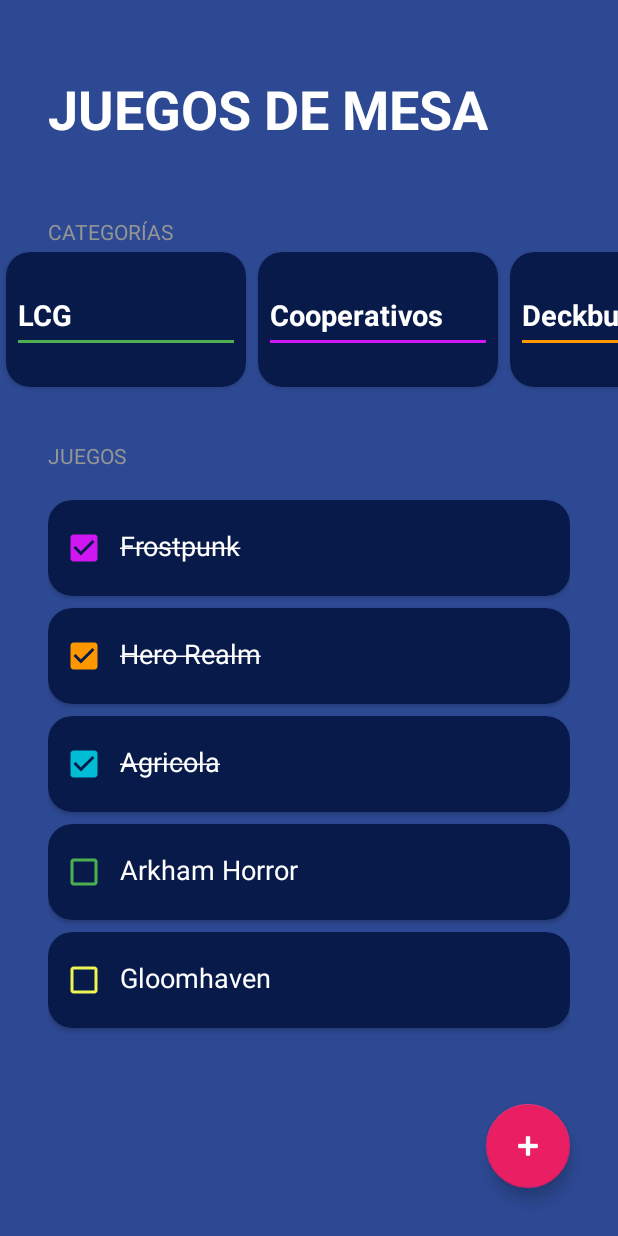
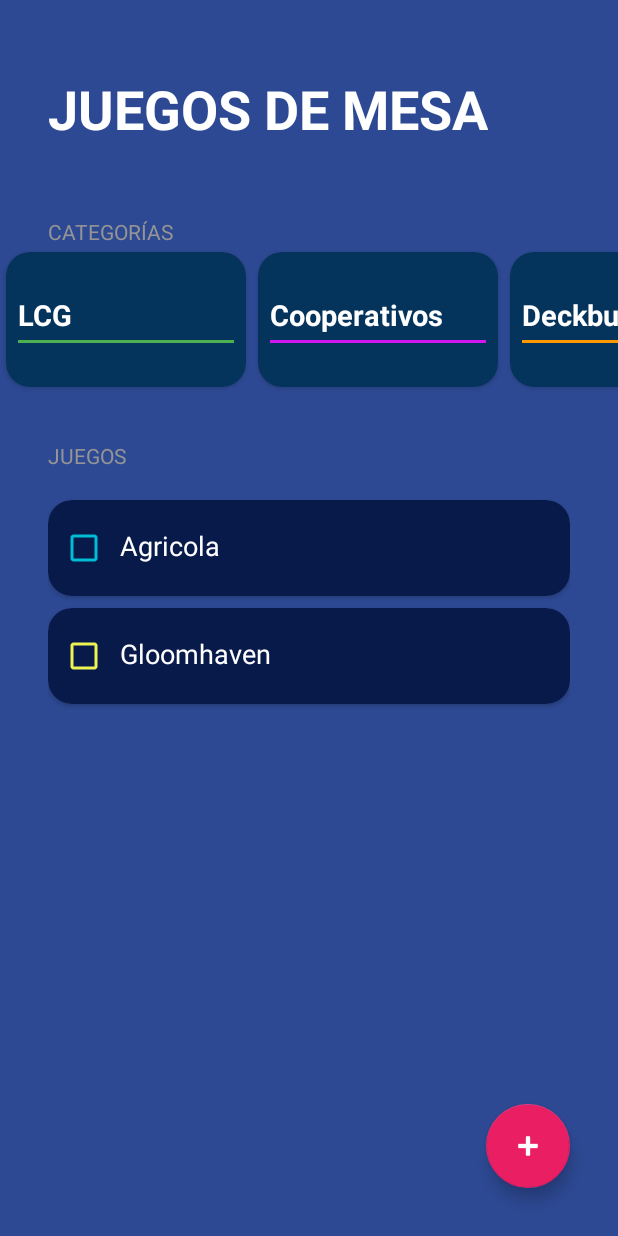
Before and after one commit to rubenmanero/daigualApps, an Android app: the BoardgamesActivity screen opened directly, with no data from a screen before it, after a tap on "Agricola", on a phone screen of 412 x 824 dp. Run offline under Robolectric (Android 15) with nearby library versions, the phone set to English and light mode, and no system bars; 3 other taps on this screen came first.

Commit message:
boargamesApp finalizada

```diff
--- a/app/src/main/java/com/ruben/daigualapps/BoardgamesApp/BoardgamesActivity.kt
+++ b/app/src/main/java/com/ruben/daigualapps/BoardgamesApp/BoardgamesActivity.kt
@@ -27,8 +27,8 @@ class BoardgamesActivity : AppCompatActivity() {
     )
 
     private val games = mutableListOf(
-        Game("Frostpunk", Cooperative),
-        Game("Hero Realm", Deckbuilding),
+        Game("Frostpunk", Cooperative, false),
+        Game("Hero Realm", Deckbuilding, true),
         Game("Agricola", Euro),
         Game("Arkham Horror", LCG),
         Game("Gloomhaven", Legacy)
@@ -55,7 +55,7 @@ class BoardgamesActivity : AppCompatActivity() {
     }
 
     private fun initUI() {
-        categoriesAdapter = CategoriesAdapter(categories)
+        categoriesAdapter = CategoriesAdapter(categories) { position -> onCategorySelected(position) }
         rvCategories.layoutManager = LinearLayoutManager(this, LinearLayoutManager.HORIZONTAL, false)
         rvCategories.adapter = categoriesAdapter
 
@@ -103,6 +103,10 @@ class BoardgamesActivity : AppCompatActivity() {
     }
 
     private fun updateGames() {
+        val selectedCategories: List<GameCategory> = categories.filter { it.isSelected }
+        val newGames: List<Game> = games.filter { selectedCategories.contains(it.category) }
+        gamesAdapter.games = newGames
+
         gamesAdapter.notifyDataSetChanged()
     }
 
@@ -110,4 +114,12 @@ class BoardgamesActivity : AppCompatActivity() {
         games[position].isSelected = !games[position].isSelected
         updateGames()
     }
+
+    private fun onCategorySelected(position:Int) {
+        categories[position].isSelected = !categories[position].isSelected
+        categoriesAdapter.notifyItemChanged(position)
+        updateGames()
+    }
+
+
 }
--- a/app/src/main/java/com/ruben/daigualapps/BoardgamesApp/CategoriesAdapter.kt
+++ b/app/src/main/java/com/ruben/daigualapps/BoardgamesApp/CategoriesAdapter.kt
@@ -5,7 +5,7 @@ import android.view.ViewGroup
 import androidx.recyclerview.widget.RecyclerView
 import com.ruben.daigualapps.R
 
-class CategoriesAdapter (private val categories: List<GameCategory>) : RecyclerView.Adapter<CategoriesViewHolder>() {
+class CategoriesAdapter (private val categories: List<GameCategory>, private val onItemSelected: (Int) -> Unit) : RecyclerView.Adapter<CategoriesViewHolder>() {
 
     override fun onCreateViewHolder(parent: ViewGroup, viewType: Int): CategoriesViewHolder {
         val view = LayoutInflater.from(parent.context).inflate(R.layout.item_game_category,parent,false)
@@ -13,7 +13,7 @@ class CategoriesAdapter (private val categories: List<GameCategory>) : RecyclerV
     }
 
     override fun onBindViewHolder(holder: CategoriesViewHolder, position: Int) {
-        holder.render(categories[position])
+        holder.render(categories[position], onItemSelected)
     }
 
     override fun getItemCount() = categories.size
--- a/app/src/main/java/com/ruben/daigualapps/BoardgamesApp/CategoriesViewHolder.kt
+++ b/app/src/main/java/com/ruben/daigualapps/BoardgamesApp/CategoriesViewHolder.kt
@@ -2,6 +2,8 @@ package com.ruben.daigualapps.BoardgamesApp
 
 import android.view.View
 import android.widget.TextView
+import androidx.cardview.widget.CardView
+import androidx.core.content.ContextCompat
 import androidx.core.content.ContextCompat.getColor
 import androidx.recyclerview.widget.RecyclerView
 import com.ruben.daigualapps.R
@@ -9,8 +11,19 @@ import com.ruben.daigualapps.R
 class CategoriesViewHolder (val view: View): RecyclerView.ViewHolder(view) {
     private val tvCategory = view.findViewById<TextView>(R.id.tvCategoryName)
     private val divider = view.findViewById<View>(R.id.divider)
+    private val viewContainer = view.findViewById<CardView>(R.id.viewContainer)
 
-    fun render (gameCategory: GameCategory) {
+    fun render (gameCategory: GameCategory, onItemSelected: (Int) -> Unit) {
+        val color = if (gameCategory.isSelected) {
+            R.color.bgapp_background_card
+        } else {
+            R.color.bgapp_background_disabled
+        }
+
+        viewContainer.setCardBackgroundColor(ContextCompat.getColor(viewContainer.context, color))
+
+        itemView.setOnClickListener { onItemSelected(layoutPosition) }
+
         when(gameCategory) {
             GameCategory.LCG -> {
                 tvCategory.text = "LCG"
--- a/app/src/main/java/com/ruben/daigualapps/BoardgamesApp/GameCategory.kt
+++ b/app/src/main/java/com/ruben/daigualapps/BoardgamesApp/GameCategory.kt
@@ -1,6 +1,6 @@
 package com.ruben.daigualapps.BoardgamesApp
 
-sealed class GameCategory (val isSelected: Boolean = true) {
+sealed class GameCategory (var isSelected: Boolean = true) {
     object Euro: GameCategory()
     object Deckbuilding: GameCategory()
     object LCG: GameCategory()
--- a/app/src/main/java/com/ruben/daigualapps/BoardgamesApp/GamesAdapter.kt
+++ b/app/src/main/java/com/ruben/daigualapps/BoardgamesApp/GamesAdapter.kt
@@ -5,7 +5,7 @@ import android.view.ViewGroup
 import androidx.recyclerview.widget.RecyclerView
 import com.ruben.daigualapps.R
 
-class GamesAdapter (private val games: List<Game>, private val onItemSelected: (Int) -> Unit) : RecyclerView.Adapter<GamesViewHolder>() {
+class GamesAdapter (var games: List<Game>, private val onItemSelected: (Int) -> Unit) : RecyclerView.Adapter<GamesViewHolder>() {
 
     override fun onCreateViewHolder(parent: ViewGroup, viewType: Int): GamesViewHolder {
         val view = LayoutInflater.from(parent.context).inflate(R.layout.item_game,parent,false)
```
